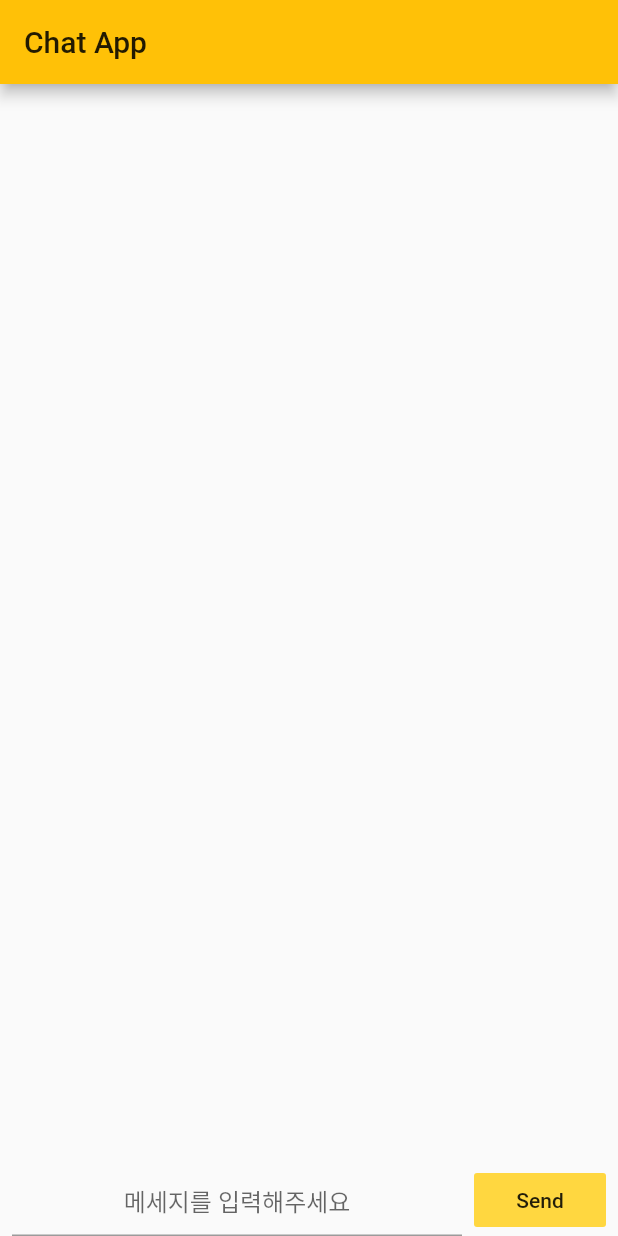
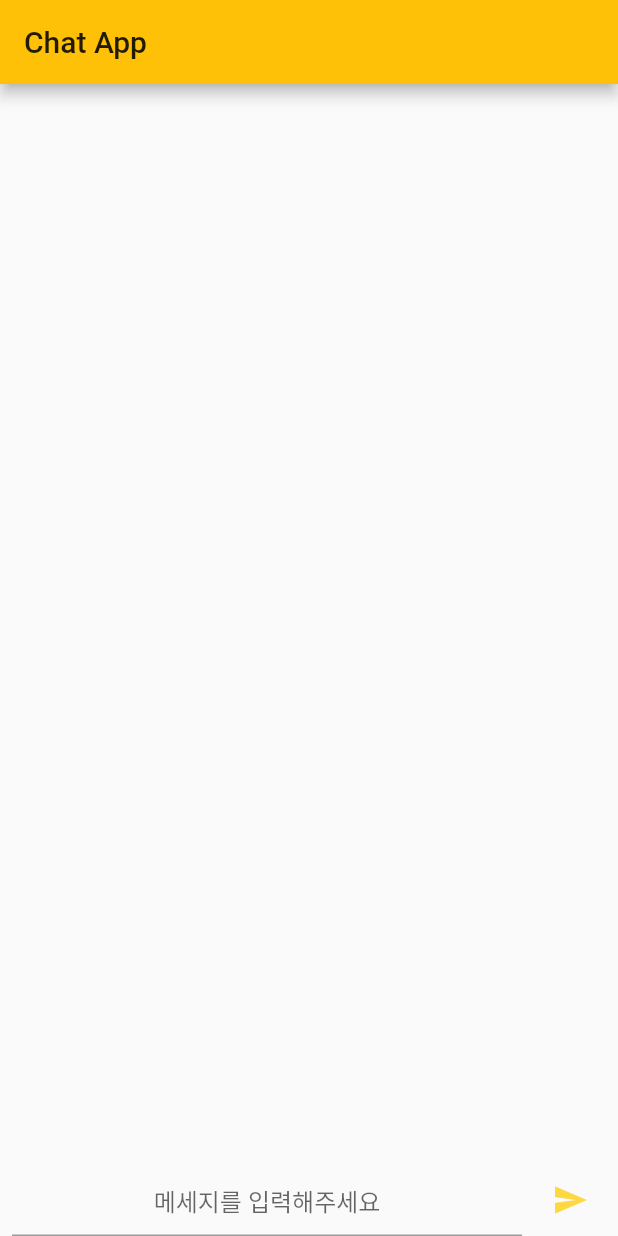
Before and after one commit to SHINDONGDONG/flutter_chat, a Flutter app: the screen it shows after launch, on a phone screen of 412 x 824 dp. Run offline on Flutter 3.47's test engine with Material 2 defaults, Android fonts, the phone set to English and light mode, and no system bars; our stand-ins replace logger.

Commit message:
채팅내용이 없으면 안보냄,ios이면 cupertino디자인으로

```diff
--- a/lib/home_page.dart
+++ b/lib/home_page.dart
@@ -1,3 +1,6 @@
+import 'dart:io';
+
+import 'package:flutter/cupertino.dart';
 import 'package:flutter/material.dart';
 import 'package:flutter_chat/chat_message.dart';
 import 'package:logger/logger.dart';
@@ -10,8 +13,9 @@ class HomePage extends StatefulWidget {
 
 class _HomePageState extends State<HomePage> {
   TextEditingController _textEditingController = TextEditingController();
-  List<String> _chats =[];                       // 메세지를 담을 수 있는 전용 클래스
-  GlobalKey<AnimatedListState> _animListKey = GlobalKey<AnimatedListState>(); //애니메이트 상태를 가지고있다
+  List<String> _chats = []; // 메세지를 담을 수 있는 전용 클래스
+  GlobalKey<AnimatedListState> _animListKey =
+      GlobalKey<AnimatedListState>(); //애니메이트 상태를 가지고있다
   @override
   Widget build(BuildContext context) {
     return GestureDetector(
@@ -20,7 +24,12 @@ class _HomePageState extends State<HomePage> {
       },
       child: SafeArea(
         child: Scaffold(
-          appBar: AppBar(
+          appBar: Platform.isIOS
+              ? //현재 플랫폼이 IOS이면 쿠퍼티노 네비게이션바로 표현
+              CupertinoNavigationBar(
+                  middle: Text('Chat App IOS'),
+                )
+              : AppBar(
                   title: Text('Chat App'),
                 ),
           body: Column(
@@ -31,7 +40,7 @@ class _HomePageState extends State<HomePage> {
                   itemBuilder: _buildItem,
                   // initialItemCount: _chats.length,
                   // child: ListView.builder(
-                  reverse: true,                     //채팅이 아래에서부터 위로 올라온다.
+                  reverse: true, //채팅이 아래에서부터 위로 올라온다.
                   // itemBuilder: (context, index) {
                   //   return _chats[index];             //입력한 textController를 리스트에 담아서 출력한다.
                   // },
@@ -48,11 +57,22 @@ class _HomePageState extends State<HomePage> {
                 child: Row(
                   children: [
                     Expanded(
-                      child: TextField(
+                      child: Platform.isIOS
+                          ? CupertinoTextField(
                               //텍스트필드 쓰면 텍스트랑 키보드나옴
                               controller: _textEditingController,
                               //텍스트필드에 들어가있는 텍스트를 플랫버튼을 누르면 print하게
-                        onSubmitted: _handleSubmitted, //Keyboard 판에서 ok를 눌렀을때도 데이터를 보낸다
+                              onSubmitted: _handleSubmitted,
+                              //Keyboard 판에서 ok를 눌렀을때도 데이터를 보낸다
+                              placeholder: '메세지를 입력해주세요',
+                              textAlign: TextAlign.center,
+                            )
+                          : TextField(
+                              //텍스트필드 쓰면 텍스트랑 키보드나옴
+                              controller: _textEditingController,
+                              //텍스트필드에 들어가있는 텍스트를 플랫버튼을 누르면 print하게
+                              onSubmitted: _handleSubmitted,
+                              //Keyboard 판에서 ok를 눌렀을때도 데이터를 보낸다
                               decoration: InputDecoration(
                                 hintText: '메세지를 입력해주세요',
                               ),
@@ -62,13 +82,26 @@ class _HomePageState extends State<HomePage> {
                     SizedBox(
                       width: 8.0,
                     ),
-                    FlatButton(
+                    Platform.isIOS//현재 플랫폼이 IOS이면 쿠퍼티노
+                        ? CupertinoButton(
+                            child: Text("send"),
+                            onPressed: () {
+                              if(_textEditingController.text.isEmpty){
+                                return;
+                              }else{
+                              _handleSubmitted(_textEditingController.text);
+                              }
+                            },
+                          )
+                        : IconButton(
                             onPressed: () {
                               // print(_textEditingController.text);
                               print(_chats);
+                              if(!_textEditingController.text.isEmpty){
                               _handleSubmitted(_textEditingController.text);
+                              }
                             },
-                      child: Text('Send'),
+                            icon: Icon(Icons.send),
                             color: Colors.amberAccent,
                           )
                   ],
@@ -81,18 +114,18 @@ class _HomePageState extends State<HomePage> {
     );
   }
 
-  Widget _buildItem(context,index,animation){
-    return ChatMessage(_chats[index],animation);
+  Widget _buildItem(context, index, animation) {
+    return ChatMessage(_chats[index], animation);
   }
 
   void _handleSubmitted(String text) {
-    var logger =Logger();
-    _textEditingController.clear();               //텍스트에디터를 클리어해주어 없애준다.
-    _chats.insert(0,text);
-    _animListKey.currentState.insertItem(0); //animate 키의 . 현재상태를 . insertitem 에 0번째 인덱스에 넣어준다라고 알려줌
+    var logger = Logger();
+    _textEditingController.clear(); //텍스트에디터를 클리어해주어 없애준다.
+    _chats.insert(0, text);
+    _animListKey.currentState
+        .insertItem(0); //animate 키의 . 현재상태를 . insertitem 에 0번째 인덱스에 넣어준다라고 알려줌
     // setState(() {
     // _chats.insert(0,newChat);
     // });
-
   }
 }
```
Lines whose indentation alone changed are shown as unchanged.
